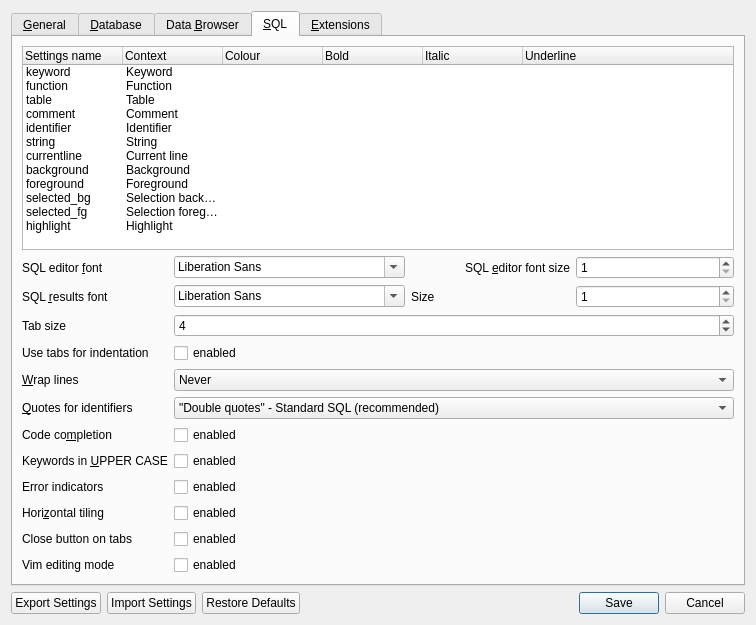
Above: src/PreferencesDialog.ui from weber87na/sqlitebrowser before the change. Below: the same form after it.
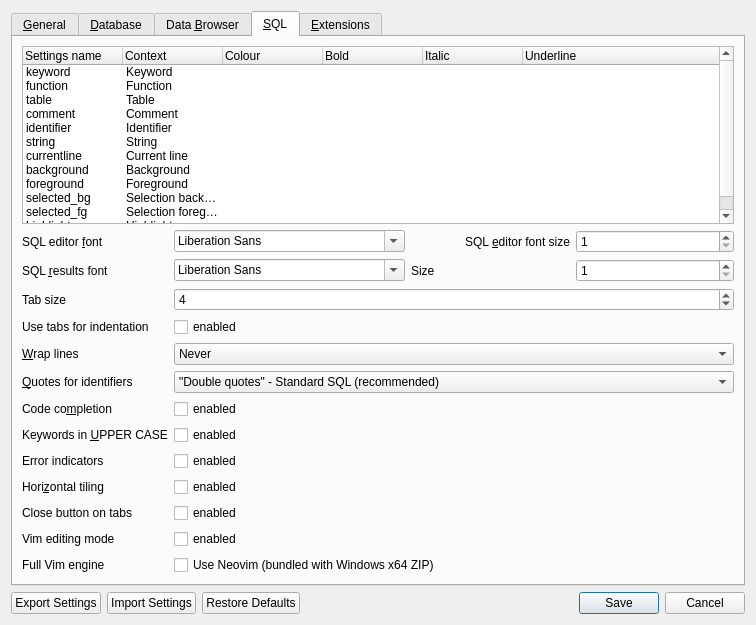
That is the form after the change. The open tabs and pages were chosen to show the change. Icons and pictures are not drawn. Custom widgets are drawn as their Qt base class.

Commit message: Integrate native Neovim editing, configuration, tests and portable prereleases

What changed in the file:
```diff
--- a/src/PreferencesDialog.ui
+++ b/src/PreferencesDialog.ui
@@ -1933,6 +1933,15 @@
            </property>
           </widget>
          </item>
+         <item row="12" column="0">
+          <widget class="QLabel" name="labelNativeVim"><property name="text"><string>Full Vim engine</string></property></widget>
+         </item>
+         <item row="12" column="1">
+          <widget class="QCheckBox" name="checkNativeVim">
+           <property name="text"><string>Use Neovim (bundled with Windows x64 ZIP)</string></property>
+           <property name="toolTip"><string>Supports native Vim commands, macros, registers, surround, and init.lua/init.vim. Disable to use the basic built-in emulator.</string></property>
+          </widget>
+         </item>
         </layout>
        </item>
       </layout>
```
The commit also changes 15 other files.
